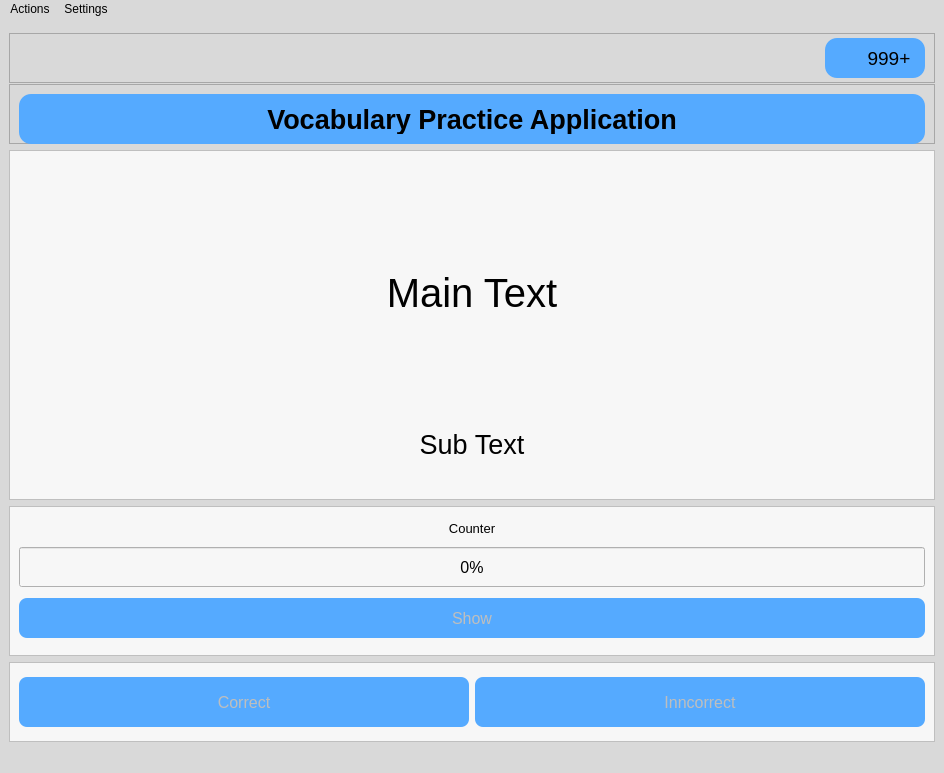
Qt form src/assets/app.ui (petern2599/Vocabulary-Practice-App) before a commit.
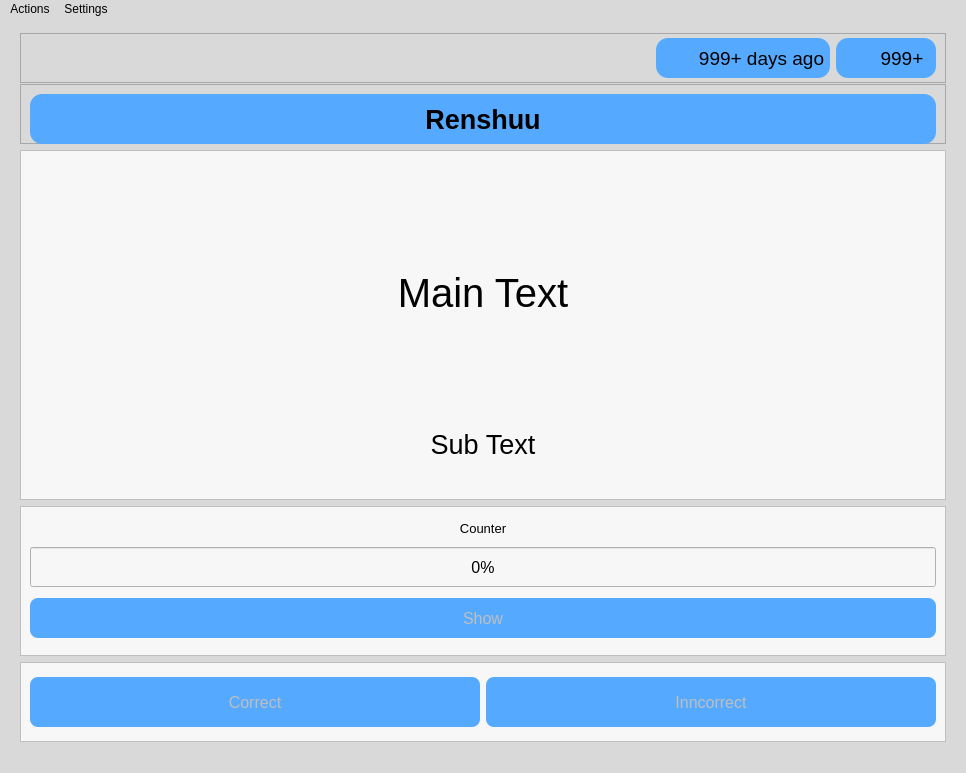
The same form after that commit. Icons and pictures are not drawn.

Commit message: added last practice date element

Diff of the .ui file:
```diff
--- a/src/assets/app.ui
+++ b/src/assets/app.ui
@@ -6,7 +6,7 @@
    <rect>
     <x>0</x>
     <y>0</y>
-    <width>944</width>
+    <width>966</width>
     <height>773</height>
    </rect>
   </property>
@@ -18,6 +18,12 @@
   </property>
   <widget class="QWidget" name="centralwidget">
    <layout class="QVBoxLayout" name="verticalLayout">
+    <property name="leftMargin">
+     <number>20</number>
+    </property>
+    <property name="rightMargin">
+     <number>20</number>
+    </property>
     <item>
      <widget class="QFrame" name="frame_5">
       <property name="minimumSize">
@@ -49,7 +55,7 @@
         <widget class="QLabel" name="label_2">
          <property name="minimumSize">
           <size>
-           <width>800</width>
+           <width>600</width>
            <height>30</height>
           </size>
          </property>
@@ -64,7 +70,7 @@
          </property>
         </widget>
        </item>
-       <item row="0" column="1">
+       <item row="0" column="2">
         <widget class="QFrame" name="streak_frame">
          <property name="sizePolicy">
           <sizepolicy hsizetype="Preferred" vsizetype="Preferred">
@@ -97,8 +103,17 @@
           <enum>QFrame::Raised</enum>
          </property>
          <layout class="QGridLayout" name="gridLayout">
+          <property name="leftMargin">
+           <number>5</number>
+          </property>
+          <property name="topMargin">
+           <number>5</number>
+          </property>
           <property name="rightMargin">
-           <number>9</number>
+           <number>5</number>
+          </property>
+          <property name="bottomMargin">
+           <number>5</number>
           </property>
           <property name="horizontalSpacing">
            <number>0</number>
@@ -136,13 +151,13 @@
             <property name="minimumSize">
              <size>
               <width>50</width>
-              <height>20</height>
+              <height>30</height>
              </size>
             </property>
             <property name="maximumSize">
              <size>
               <width>50</width>
-              <height>20</height>
+              <height>30</height>
              </size>
             </property>
             <property name="font">
@@ -160,7 +175,101 @@
           </item>
          </layout>
          <zorder>streak_label</zorder>
-         <zorder>label</zorder>
+         <zorder>steak_icon_label</zorder>
+        </widget>
+       </item>
+       <item row="0" column="1">
+        <widget class="QFrame" name="last_practice_frame">
+         <property name="minimumSize">
+          <size>
+           <width>174</width>
+           <height>40</height>
+          </size>
+         </property>
+         <property name="maximumSize">
+          <size>
+           <width>100</width>
+           <height>40</height>
+          </size>
+         </property>
+         <property name="styleSheet">
+          <string notr="true">QFrame{
+	border-radius: 12px;
+	background-color: rgb(85, 170, 255);
+}</string>
+         </property>
+         <property name="frameShape">
+          <enum>QFrame::StyledPanel</enum>
+         </property>
+         <property name="frameShadow">
+          <enum>QFrame::Raised</enum>
+         </property>
+         <layout class="QHBoxLayout" name="horizontalLayout_2">
+          <property name="leftMargin">
+           <number>5</number>
+          </property>
+          <property name="topMargin">
+           <number>5</number>
+          </property>
+          <property name="rightMargin">
+           <number>5</number>
+          </property>
+          <property name="bottomMargin">
+           <number>5</number>
+          </property>
+          <item>
+           <widget class="QLabel" name="calendar_icon_label">
+            <property name="minimumSize">
+             <size>
+              <width>30</width>
+              <height>30</height>
+             </size>
+            </property>
+            <property name="maximumSize">
+             <size>
+              <width>30</width>
+              <height>30</height>
+             </size>
+            </property>
+            <property name="text">
+             <string/>
+            </property>
+            <property name="pixmap">
+             <pixmap>calendar_check_icon.png</pixmap>
+            </property>
+            <property name="scaledContents">
+             <bool>true</bool>
+            </property>
+           </widget>
+          </item>
+          <item>
+           <widget class="QLabel" name="last_practice_label">
+            <property name="minimumSize">
+             <size>
+              <width>125</width>
+              <height>30</height>
+             </size>
+            </property>
+            <property name="maximumSize">
+             <size>
+              <width>125</width>
+              <height>30</height>
+             </size>
+            </property>
+            <property name="font">
+             <font>
+              <pointsize>14</pointsize>
+             </font>
+            </property>
+            <property name="text">
+             <string>999+ days ago</string>
+            </property>
+            <property name="alignment">
+             <set>Qt::AlignCenter</set>
+            </property>
+           </widget>
+          </item>
+         </layout>
         </widget>
        </item>
       </layout>
@@ -239,7 +348,7 @@
              <enum>Qt::NoContextMenu</enum>
             </property>
             <property name="text">
-             <string>Vocabulary Practice Application</string>
+             <string>Renshuu</string>
             </property>
             <property name="alignment">
              <set>Qt::AlignCenter</set>
@@ -267,13 +376,17 @@
        </size>
       </property>
       <property name="styleSheet">
-       <string notr="true">background-color: rgb(247, 247, 247);</string>
+       <string notr="true">QFrame{
+	padding-right: 50px;
+ 	 padding-left: 50px;
+	background-color: rgb(247, 247, 247);
+}</string>
       </property>
       <property name="frameShape">
        <enum>QFrame::StyledPanel</enum>
       </property>
       <property name="frameShadow">
-       <enum>QFrame::Raised</enum>
+       <enum>QFrame::Sunken</enum>
       </property>
       <layout class="QVBoxLayout" name="verticalLayout_2">
        <item>
@@ -592,7 +705,7 @@
     <rect>
      <x>0</x>
      <y>0</y>
-     <width>944</width>
+     <width>966</width>
      <height>21</height>
     </rect>
    </property>
```
Left out of the diff: 3 changed lines with no effect on the pictures. The commit also changes 3 other files.
